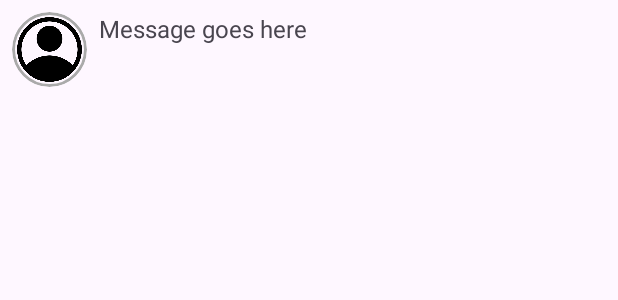
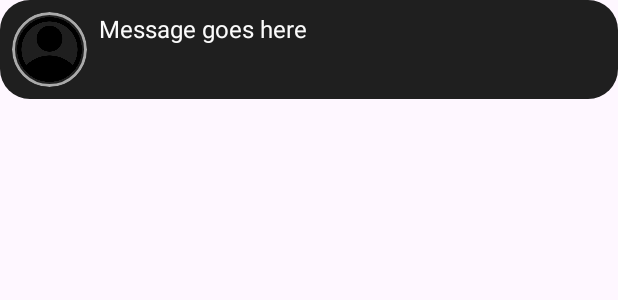
Before and after one commit to ChristianGibilaro/TCH099-project-de-session, an Android app: the layout item_message.xml on its own in the app's theme, with its tools: preview values and no code run, on a phone screen of 412 x 824 dp. Shown: the top 300 px of the screen. Run offline under Robolectric (Android 15) with nearby library versions, the phone set to English and light mode, and no system bars.

Commit message:
DarkThemed messagerie chat, mais manque des margins entre les messages sent

```diff
--- a/app/src/main/res/layout/item_message.xml
+++ b/app/src/main/res/layout/item_message.xml
@@ -1,12 +1,13 @@
 <?xml version="1.0" encoding="utf-8"?>
 <LinearLayout
     xmlns:android="http://schemas.android.com/apk/res/android"
+    android:id="@+id/layoutMessageItem"
     android:layout_width="match_parent"
     android:layout_height="wrap_content"
     android:orientation="horizontal"
-    android:padding="8dp">
+    android:padding="8dp"
+    android:background="@drawable/rounded_item_convo_bg">
 
-    <!-- Sender's profile image -->
     <ImageView
         android:id="@+id/imgSender"
         android:layout_width="50dp"
@@ -16,7 +17,6 @@
         android:scaleType="centerCrop"
         android:src="@drawable/defaultaccount" />
 
-    <!-- Message text -->
     <TextView
         android:id="@+id/tvMessageContent"
         android:layout_width="0dp"
@@ -24,5 +24,6 @@
         android:layout_marginStart="8dp"
         android:layout_weight="1"
         android:text="Message goes here"
-        android:textSize="16sp" />
+        android:textSize="16sp"
+        android:textColor="#FBFBFB" />
 </LinearLayout>
```
Also changed, not shown: app/src/main/res/drawable/edittext_dark_background.xml (added, +7 -0 lines), app/src/main/res/layout/activity_messagerie_chat.xml (+16 -11 lines), app/src/main/res/drawable/left.png, app/src/main/res/drawable/send.png.
